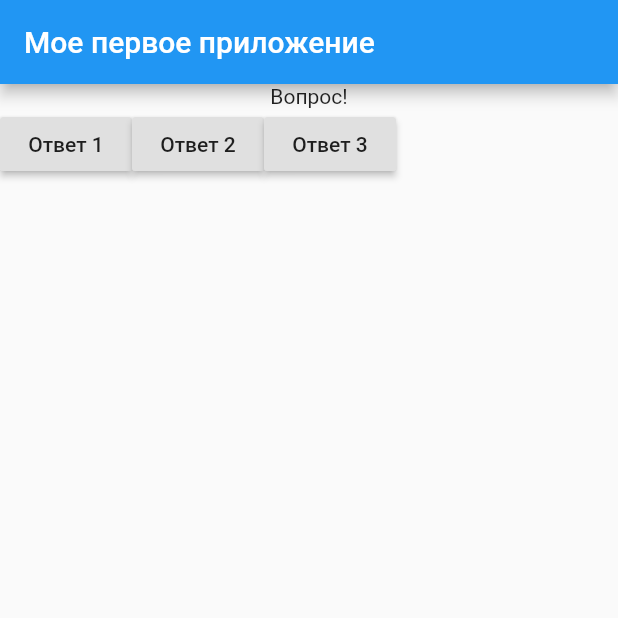
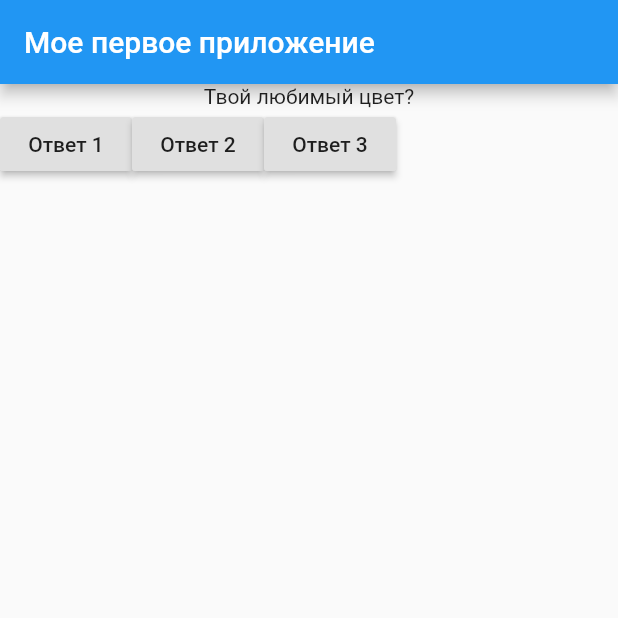
Before and after one commit to Russkazkin/flutter-app, a Flutter app: the screen it shows after launch, after a tap on "Ответ 1", on a phone screen of 412 x 824 dp, the top half of it. Run offline on Flutter 3.47's test engine with Material 2 defaults, Android fonts, the phone set to English and light mode, and no system bars; missing offline and left inert: lipsum.

Commit message:
Add dinamic qustionIndex var

```diff
--- a/lib/main.dart
+++ b/lib/main.dart
@@ -4,8 +4,11 @@ import 'package:lipsum/lipsum.dart' as lipsum;
 void main() => runApp(MyApp());
 
 class MyApp extends StatelessWidget {
+  int questionIndex = 0;
+
   void answerQuestion() {
-    print('Ответ принят!');
+    questionIndex++;
+    print(questionIndex);
   }
 
   @override
@@ -18,7 +21,7 @@ class MyApp extends StatelessWidget {
         ),
         body: Column(
           children: <Widget>[
-            Text('Вопрос!'),
+            Text(questions[questionIndex]),
             Row(children: [
               RaisedButton(
                 onPressed: answerQuestion,
```
